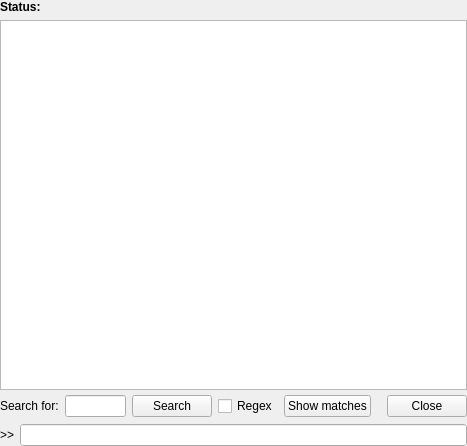
Qt form lib/nicos/clients/gui/panels/console.ui (mlz-ictrl/nicos) before a commit.
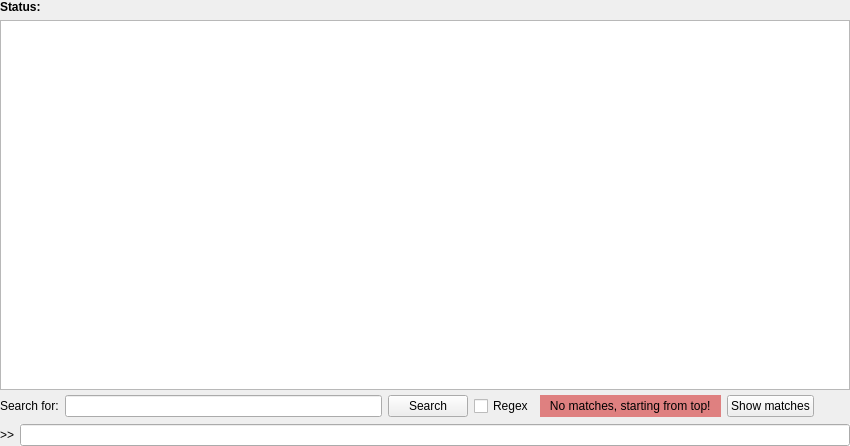
The same form after that commit. Icons and pictures are not drawn. Custom widgets are drawn as their Qt base class.

Commit message: gui: fix search in console panel to display "not found" label when starting from top

Diff of the .ui file:
```diff
--- a/lib/nicos/clients/gui/panels/console.ui
+++ b/lib/nicos/clients/gui/panels/console.ui
@@ -6,7 +6,7 @@
    <rect>
     <x>0</x>
     <y>0</y>
-    <width>467</width>
+    <width>850</width>
     <height>446</height>
    </rect>
   </property>
@@ -138,6 +138,431 @@
           </property>
          </widget>
         </item>
+        <item>
+         <widget class="QLabel" name="grepNoMatch">
+          <property name="palette">
+           <palette>
+            <active>
+             <colorrole role="WindowText">
+              <brush brushstyle="SolidPattern">
+               <color alpha="255">
+                <red>0</red>
+                <green>0</green>
+                <blue>0</blue>
+               </color>
+              </brush>
+             </colorrole>
+             <colorrole role="Button">
+              <brush brushstyle="SolidPattern">
+               <color alpha="255">
+                <red>223</red>
+                <green>128</green>
+                <blue>128</blue>
+               </color>
+              </brush>
+             </colorrole>
+             <colorrole role="Light">
+              <brush brushstyle="SolidPattern">
+               <color alpha="255">
+                <red>255</red>
+                <green>226</green>
+                <blue>226</blue>
+               </color>
+              </brush>
+             </colorrole>
+             <colorrole role="Midlight">
+              <brush brushstyle="SolidPattern">
+               <color alpha="255">
+                <red>239</red>
+                <green>177</green>
+                <blue>177</blue>
+               </color>
+              </brush>
+             </colorrole>
+             <colorrole role="Dark">
+              <brush brushstyle="SolidPattern">
+               <color alpha="255">
+                <red>111</red>
+                <green>64</green>
+                <blue>64</blue>
+               </color>
+              </brush>
+             </colorrole>
+             <colorrole role="Mid">
+              <brush brushstyle="SolidPattern">
+               <color alpha="255">
+                <red>149</red>
+                <green>85</green>
+                <blue>85</blue>
+               </color>
+              </brush>
+             </colorrole>
+             <colorrole role="Text">
+              <brush brushstyle="SolidPattern">
+               <color alpha="255">
+                <red>0</red>
+                <green>0</green>
+                <blue>0</blue>
+               </color>
+              </brush>
+             </colorrole>
+             <colorrole role="BrightText">
+              <brush brushstyle="SolidPattern">
+               <color alpha="255">
+                <red>255</red>
+                <green>255</green>
+                <blue>255</blue>
+               </color>
+              </brush>
+             </colorrole>
+             <colorrole role="ButtonText">
+              <brush brushstyle="SolidPattern">
+               <color alpha="255">
+                <red>0</red>
+                <green>0</green>
+                <blue>0</blue>
+               </color>
+              </brush>
+             </colorrole>
+             <colorrole role="Base">
+              <brush brushstyle="SolidPattern">
+               <color alpha="255">
+                <red>255</red>
+                <green>255</green>
+                <blue>255</blue>
+               </color>
+              </brush>
+             </colorrole>
+             <colorrole role="Window">
+              <brush brushstyle="SolidPattern">
+               <color alpha="255">
+                <red>223</red>
+                <green>128</green>
+                <blue>128</blue>
+               </color>
+              </brush>
+             </colorrole>
+             <colorrole role="Shadow">
+              <brush brushstyle="SolidPattern">
+               <color alpha="255">
+                <red>0</red>
+                <green>0</green>
+                <blue>0</blue>
+               </color>
+              </brush>
+             </colorrole>
+             <colorrole role="AlternateBase">
+              <brush brushstyle="SolidPattern">
+               <color alpha="255">
+                <red>239</red>
+                <green>191</green>
+                <blue>191</blue>
+               </color>
+              </brush>
+             </colorrole>
+             <colorrole role="ToolTipBase">
+              <brush brushstyle="SolidPattern">
+               <color alpha="255">
+                <red>255</red>
+                <green>255</green>
+                <blue>220</blue>
+               </color>
+              </brush>
+             </colorrole>
+             <colorrole role="ToolTipText">
+              <brush brushstyle="SolidPattern">
+               <color alpha="255">
+                <red>0</red>
+                <green>0</green>
+                <blue>0</blue>
+               </color>
+              </brush>
+             </colorrole>
+            </active>
+            <inactive>
+             <colorrole role="WindowText">
+              <brush brushstyle="SolidPattern">
+               <color alpha="255">
+                <red>0</red>
+                <green>0</green>
+                <blue>0</blue>
+               </color>
+              </brush>
+             </colorrole>
+             <colorrole role="Button">
+              <brush brushstyle="SolidPattern">
+               <color alpha="255">
+                <red>223</red>
+                <green>128</green>
+                <blue>128</blue>
+               </color>
+              </brush>
+             </colorrole>
+             <colorrole role="Light">
+              <brush brushstyle="SolidPattern">
+               <color alpha="255">
+                <red>255</red>
+                <green>226</green>
+                <blue>226</blue>
+               </color>
+              </brush>
+             </colorrole>
+             <colorrole role="Midlight">
+              <brush brushstyle="SolidPattern">
+               <color alpha="255">
+                <red>239</red>
+                <green>177</green>
+                <blue>177</blue>
+               </color>
+              </brush>
+             </colorrole>
+             <colorrole role="Dark">
+              <brush brushstyle="SolidPattern">
+               <color alpha="255">
+                <red>111</red>
+                <green>64</green>
+                <blue>64</blue>
+               </color>
+              </brush>
+             </colorrole>
+             <colorrole role="Mid">
+              <brush brushstyle="SolidPattern">
+               <color alpha="255">
+                <red>149</red>
+                <green>85</green>
+                <blue>85</blue>
+               </color>
+              </brush>
+             </colorrole>
+             <colorrole role="Text">
+              <brush brushstyle="SolidPattern">
+               <color alpha="255">
+                <red>0</red>
+                <green>0</green>
+                <blue>0</blue>
+               </color>
+              </brush>
+             </colorrole>
+             <colorrole role="BrightText">
+              <brush brushstyle="SolidPattern">
+               <color alpha="255">
+                <red>255</red>
+                <green>255</green>
+                <blue>255</blue>
+               </color>
+              </brush>
+             </colorrole>
+             <colorrole role="ButtonText">
+              <brush brushstyle="SolidPattern">
+               <color alpha="255">
+                <red>0</red>
+                <green>0</green>
+                <blue>0</blue>
+               </color>
+              </brush>
+             </colorrole>
+             <colorrole role="Base">
+              <brush brushstyle="SolidPattern">
+               <color alpha="255">
+                <red>255</red>
+                <green>255</green>
+                <blue>255</blue>
+               </color>
+              </brush>
+             </colorrole>
+             <colorrole role="Window">
+              <brush brushstyle="SolidPattern">
+               <color alpha="255">
+                <red>223</red>
+                <green>128</green>
+                <blue>128</blue>
+               </color>
+              </brush>
+             </colorrole>
+             <colorrole role="Shadow">
+              <brush brushstyle="SolidPattern">
+               <color alpha="255">
+                <red>0</red>
+                <green>0</green>
+                <blue>0</blue>
+               </color>
+              </brush>
+             </colorrole>
+             <colorrole role="AlternateBase">
+              <brush brushstyle="SolidPattern">
+               <color alpha="255">
+                <red>239</red>
+                <green>191</green>
+                <blue>191</blue>
+               </color>
+              </brush>
+             </colorrole>
+             <colorrole role="ToolTipBase">
+              <brush brushstyle="SolidPattern">
+               <color alpha="255">
+                <red>255</red>
+                <green>255</green>
+                <blue>220</blue>
+               </color>
+              </brush>
+             </colorrole>
+             <colorrole role="ToolTipText">
+              <brush brushstyle="SolidPattern">
+               <color alpha="255">
+                <red>0</red>
+                <green>0</green>
+                <blue>0</blue>
+               </color>
+              </brush>
+             </colorrole>
+            </inactive>
+            <disabled>
+             <colorrole role="WindowText">
+              <brush brushstyle="SolidPattern">
+               <color alpha="255">
+                <red>111</red>
+                <green>64</green>
+                <blue>64</blue>
+               </color>
+              </brush>
+             </colorrole>
+             <colorrole role="Button">
+              <brush brushstyle="SolidPattern">
+               <color alpha="255">
+                <red>223</red>
+                <green>128</green>
+                <blue>128</blue>
+               </color>
+              </brush>
+             </colorrole>
+             <colorrole role="Light">
+              <brush brushstyle="SolidPattern">
+               <color alpha="255">
+                <red>255</red>
+                <green>226</green>
+                <blue>226</blue>
+               </color>
+              </brush>
+             </colorrole>
+             <colorrole role="Midlight">
+              <brush brushstyle="SolidPattern">
+               <color alpha="255">
+                <red>239</red>
+                <green>177</green>
+                <blue>177</blue>
+               </color>
+              </brush>
+             </colorrole>
+             <colorrole role="Dark">
+              <brush brushstyle="SolidPattern">
+               <color alpha="255">
+                <red>111</red>
+                <green>64</green>
+                <blue>64</blue>
+               </color>
+              </brush>
+             </colorrole>
+             <colorrole role="Mid">
+              <brush brushstyle="SolidPattern">
+               <color alpha="255">
+                <red>149</red>
+                <green>85</green>
+                <blue>85</blue>
+               </color>
+              </brush>
+             </colorrole>
+             <colorrole role="Text">
+              <brush brushstyle="SolidPattern">
+               <color alpha="255">
+                <red>111</red>
+                <green>64</green>
+                <blue>64</blue>
+               </color>
+              </brush>
+             </colorrole>
+             <colorrole role="BrightText">
+              <brush brushstyle="SolidPattern">
+               <color alpha="255">
+                <red>255</red>
+                <green>255</green>
+                <blue>255</blue>
+               </color>
+              </brush>
+             </colorrole>
+             <colorrole role="ButtonText">
+              <brush brushstyle="SolidPattern">
+               <color alpha="255">
+                <red>111</red>
+                <green>64</green>
+                <blue>64</blue>
+               </color>
+              </brush>
+             </colorrole>
+             <colorrole role="Base">
+              <brush brushstyle="SolidPattern">
+               <color alpha="255">
+                <red>223</red>
+                <green>128</green>
+                <blue>128</blue>
+               </color>
+              </brush>
+             </colorrole>
+             <colorrole role="Window">
+              <brush brushstyle="SolidPattern">
+               <color alpha="255">
+                <red>223</red>
+                <green>128</green>
+                <blue>128</blue>
+               </color>
+              </brush>
+             </colorrole>
+             <colorrole role="Shadow">
+              <brush brushstyle="SolidPattern">
+               <color alpha="255">
+                <red>0</red>
+                <green>0</green>
+                <blue>0</blue>
+               </color>
+              </brush>
+             </colorrole>
+             <colorrole role="AlternateBase">
+              <brush brushstyle="SolidPattern">
+               <color alpha="255">
+                <red>223</red>
+                <green>128</green>
+                <blue>128</blue>
+               </color>
+              </brush>
+             </colorrole>
+             <colorrole role="ToolTipBase">
+              <brush brushstyle="SolidPattern">
+               <color alpha="255">
+                <red>255</red>
+                <green>255</green>
+                <blue>220</blue>
+               </color>
+              </brush>
+             </colorrole>
+             <colorrole role="ToolTipText">
+              <brush brushstyle="SolidPattern">
+               <color alpha="255">
+                <red>0</red>
+                <green>0</green>
+                <blue>0</blue>
+               </color>
+              </brush>
+             </colorrole>
+            </disabled>
+           </palette>
+          </property>
+          <property name="autoFillBackground">
+           <bool>true</bool>
+          </property>
+          <property name="text">
+           <string>   No matches, starting from top!   </string>
+          </property>
+         </widget>
+        </item>
         <item>
          <widget class="QPushButton" name="grepOccur">
           <property name="text">
@@ -145,32 +570,38 @@
           </property>
          </widget>
         </item>
-        <item>
-         <spacer name="horizontalSpacer_3">
-          <property name="orientation">
-           <enum>Qt::Horizontal</enum>
-          </property>
-          <property name="sizeType">
-           <enum>QSizePolicy::Fixed</enum>
-          </property>
-          <property name="sizeHint" stdset="0">
-           <size>
-            <width>10</width>
-            <height>20</height>
-           </size>
-          </property>
-         </spacer>
-        </item>
         <item>
          <widget class="QPushButton" name="grepClose">
           <property name="sizePolicy">
-           <sizepolicy hsizetype="Preferred" vsizetype="Ignored">
+           <sizepolicy hsizetype="Fixed" vsizetype="Ignored">
             <horstretch>0</horstretch>
             <verstretch>0</verstretch>
            </sizepolicy>
           </property>
-          <property name="text">
-           <string>Close</string>
+          <property name="minimumSize">
+           <size>
+            <width>30</width>
+            <height>0</height>
+           </size>
+          </property>
+          <property name="maximumSize">
+           <size>
+            <width>30</width>
+            <height>16777215</height>
+           </size>
+          </property>
+          <property name="icon">
+           <iconset resource="../../../../../resources/nicos-gui.qrc">
+            <normaloff>:/close</normaloff>:/close</iconset>
+          </property>
+          <property name="iconSize">
+           <size>
+            <width>22</width>
+            <height>22</height>
+           </size>
+          </property>
+          <property name="flat">
+           <bool>true</bool>
           </property>
          </widget>
         </item>
```
The commit also changes 2 other files.
